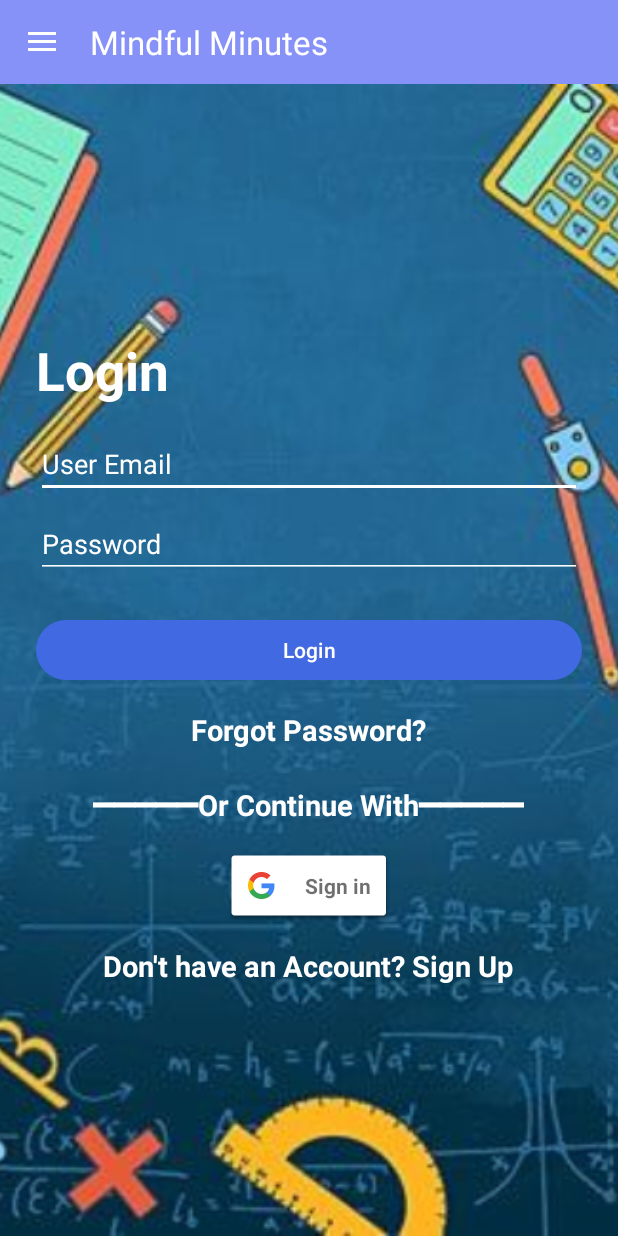
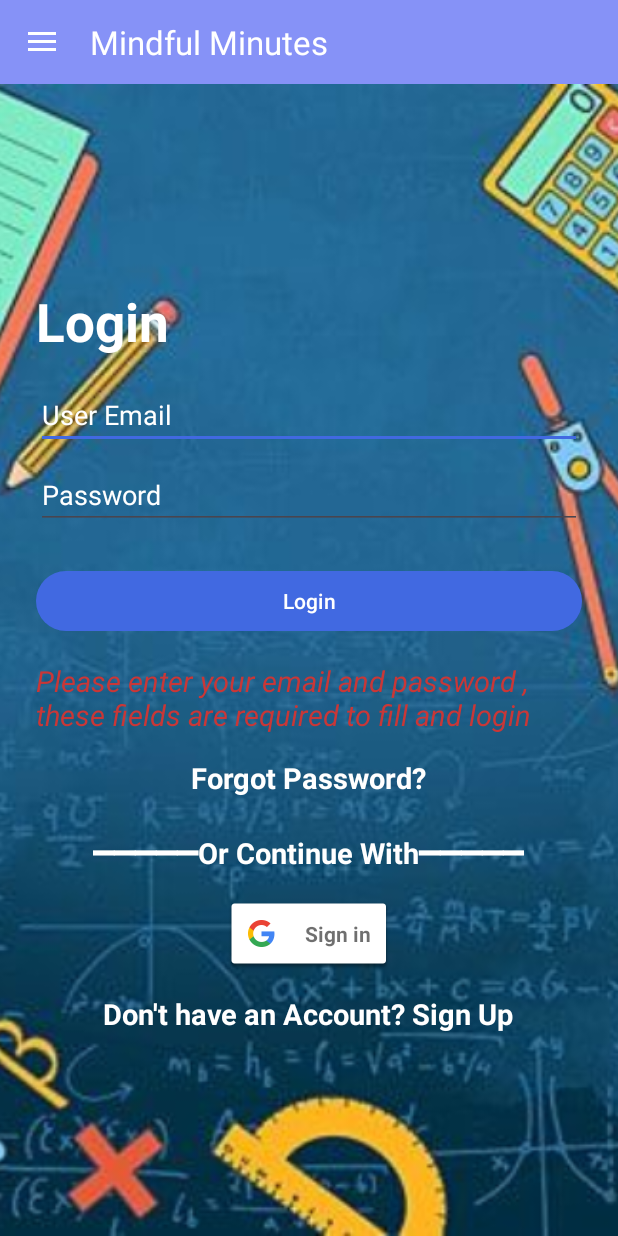
Before and after one commit to ajain8616/Let-Me-Focus, an Android app: the screen it shows after launch (MainActivity), after a tap on "Login", on a phone screen of 412 x 824 dp. Run offline under Robolectric (Android 15) with nearby library versions, the phone set to English and light mode, and no system bars; our stand-ins replace Firebase (no records; nobody signed in at launch, a user with empty details on screens opened directly).

Commit message:
MINDFUL MINUTES

```diff
--- a/app/src/main/java/com/sakhi/mindfulminutes/LoginFragment.kt
+++ b/app/src/main/java/com/sakhi/mindfulminutes/LoginFragment.kt
@@ -22,6 +22,9 @@ class LoginFragment : Fragment() {
 
     private lateinit var auth: FirebaseAuth
     private lateinit var googleSignInClient: GoogleSignInClient
+    private lateinit var usernameEditText: EditText
+    private lateinit var passwordEditText: EditText
+    private lateinit var ErrorTextView: TextView
 
     override fun onCreateView(
         inflater: LayoutInflater, container: ViewGroup?,
@@ -29,9 +32,10 @@ class LoginFragment : Fragment() {
     ): View? {
         // Inflate the layout for this fragment
         val view = inflater.inflate(R.layout.fragment_login, container, false)
-        val usernameEditText = view.findViewById<EditText>(R.id.username_edittext)
-        val passwordEditText = view.findViewById<EditText>(R.id.password_edittext)
+        usernameEditText = view.findViewById(R.id.useremail_edittext)
+        passwordEditText = view.findViewById(R.id.password_edittext)
         val loginButton = view.findViewById<Button>(R.id.login_button)
+        ErrorTextView = view.findViewById(R.id.error_textview)
         val forgetPasswordTextView = view.findViewById<TextView>(R.id.forget_password_textview)
         val signUpButton = view.findViewById<TextView>(R.id.signup_button)
         val googleButton = view.findViewById<com.google.android.gms.common.SignInButton>(R.id.google_button)
@@ -47,25 +51,7 @@ class LoginFragment : Fragment() {
 
         // Set click listeners
         loginButton.setOnClickListener {
-            val username = usernameEditText.text.toString()
-            val password = passwordEditText.text.toString()
-
-            if (username.isEmpty() || password.isEmpty()) {
-                Toast.makeText(requireContext(), "Username or Password cannot be blank", Toast.LENGTH_SHORT).show()
-                return@setOnClickListener
-            }
-
-            // Perform login process
-            auth.signInWithEmailAndPassword(username, password)
-                .addOnCompleteListener(requireActivity()) { task ->
-                    if (task.isSuccessful) {
-                        // Login successful, navigate to HomeFragment
-                        navigateToHomeFragment()
-                    } else {
-                        // Login failed, display error message
-                        Toast.makeText(requireContext(), "Authentication failed: ${task.exception?.message}", Toast.LENGTH_SHORT).show()
-                    }
-                }
+            checkLoginCondition()
         }
 
         forgetPasswordTextView.setOnClickListener {
@@ -73,7 +59,8 @@ class LoginFragment : Fragment() {
             if (email.isNotEmpty()) {
                 sendPasswordResetEmail(email)
             } else {
-                Toast.makeText(requireContext(), "Please enter your email", Toast.LENGTH_SHORT).show()
+                ErrorTextView.visibility = View.VISIBLE
+                ErrorTextView.text = "Please enter your email address to reset your password"
             }
         }
 
@@ -86,6 +73,40 @@ class LoginFragment : Fragment() {
         }
 
         return view
+    }
+
+    private fun checkLoginCondition() {
+        val currentUser = auth.currentUser
+        if (currentUser != null && !currentUser.isEmailVerified) {
+            ErrorTextView.visibility = View.VISIBLE
+            ErrorTextView.text = "Please verify your email address before logging in for security purposes."
+
+        } else {
+            loginUser()
+        }
+    }
+
+    private fun loginUser() {
+        val username = usernameEditText.text.toString()
+        val password = passwordEditText.text.toString()
+
+        if (username.isEmpty() || password.isEmpty()) {
+            ErrorTextView.visibility = View.VISIBLE
+            ErrorTextView.text = "Please enter your email and password , these fields are required to fill and login"
+            return
+        }
+
+        // Perform login process
+        auth.signInWithEmailAndPassword(username, password)
+            .addOnCompleteListener(requireActivity()) { task ->
+                if (task.isSuccessful) {
+                    // Login successful, navigate to HomeFragment
+                    navigateToHomeFragment()
+                } else {
+                    // Login failed, display error message
+                    Toast.makeText(requireContext(), "Authentication failed: ${task.exception?.message}", Toast.LENGTH_SHORT).show()
+                }
+            }
     }
 
     private fun sendPasswordResetEmail(email: String) {
--- a/app/src/main/java/com/sakhi/mindfulminutes/MainActivity.kt
+++ b/app/src/main/java/com/sakhi/mindfulminutes/MainActivity.kt
@@ -1,6 +1,7 @@
 package com.sakhi.mindfulminutes
 
 import android.os.Bundle
+import android.widget.TextView
 import android.widget.Toast
 import androidx.appcompat.app.ActionBarDrawerToggle
 import androidx.appcompat.app.AppCompatActivity
@@ -9,12 +10,14 @@ import androidx.drawerlayout.widget.DrawerLayout
 import androidx.fragment.app.Fragment
 import com.google.android.material.navigation.NavigationView
 import com.google.firebase.auth.FirebaseAuth
+import com.google.firebase.auth.FirebaseUser
 
 class MainActivity : AppCompatActivity() {
 
     private lateinit var drawerLayout: DrawerLayout
     private lateinit var navigationView: NavigationView
     private lateinit var currentFragment: Fragment
+    private lateinit var userEmailTextView: TextView
 
     // Firebase Authentication instance
     private lateinit var auth: FirebaseAuth
@@ -25,6 +28,9 @@ class MainActivity : AppCompatActivity() {
 
         drawerLayout = findViewById(R.id.drawer_layout)
         navigationView = findViewById(R.id.nav_view)
+
+        val headerView = navigationView.getHeaderView(0)
+        userEmailTextView = headerView.findViewById(R.id.userEmailTextView)
 
         val toolbar = findViewById<androidx.appcompat.widget.Toolbar>(R.id.toolbar)
         setSupportActionBar(toolbar)
@@ -56,21 +62,18 @@ class MainActivity : AppCompatActivity() {
                     }
                     true
                 }
-
                 R.id.nav_analysis -> {
                     if (auth.currentUser != null) {
                         replaceFragment(PieChartFragment())
                     }
                     true
                 }
-
                 R.id.nav_filtered -> {
                     if (auth.currentUser != null) {
                         replaceFragment(FilteredActivitiesFragment())
                     }
                     true
                 }
-
                 R.id.nav_login -> {
                     if (auth.currentUser == null) {
                         replaceFragment(LoginFragment())
@@ -105,6 +108,11 @@ class MainActivity : AppCompatActivity() {
         }
         showToastBasedOnLoginStatus(isLoggedIn)
 
+        // Display user's name and email if logged in
+        if (isLoggedIn) {
+            val currentUser = auth.currentUser
+            currentUser?.let { updateUserProfileUI(it) }
+        }
     }
 
     private fun showToastBasedOnLoginStatus(isLoggedIn: Boolean) {
@@ -136,6 +144,9 @@ class MainActivity : AppCompatActivity() {
         navigationView.setCheckedItem(R.id.nav_login)
     }
 
+    private fun updateUserProfileUI(user: FirebaseUser) {
+        userEmailTextView.text = user.email
+    }
 
     override fun onBackPressed() {
         if (drawerLayout.isDrawerOpen(GravityCompat.START)) {
--- a/app/src/main/res/layout/activity_main.xml
+++ b/app/src/main/res/layout/activity_main.xml
@@ -33,9 +33,9 @@
     </LinearLayout>
 
     <com.google.android.material.navigation.NavigationView
+        android:id="@+id/nav_view"
         android:layout_width="wrap_content"
         android:layout_height="match_parent"
-        android:id="@+id/nav_view"
         android:layout_gravity="start"
         android:background="@color/white"
         app:headerLayout="@layout/nav_header"
--- a/app/src/main/res/layout/fragment_login.xml
+++ b/app/src/main/res/layout/fragment_login.xml
@@ -34,13 +34,14 @@
 
         <!-- Username Input -->
         <EditText
-            android:id="@+id/username_edittext"
+            android:id="@+id/useremail_edittext"
             android:layout_width="match_parent"
             android:layout_height="wrap_content"
+            android:textColor="@color/white"
             android:layout_marginTop="16dp"
             android:hint="User Email"
-            android:textColorHint="@color/white"
-            android:backgroundTint="@color/white" />
+
+            android:textColorHint="@color/white" />
 
         <!-- Password Input -->
         <EditText
@@ -50,7 +51,7 @@
             android:layout_marginTop="8dp"
             android:hint="Password"
             android:textColorHint="@color/white"
-            android:backgroundTint="@color/white"
+            android:textColor="@color/white"
             android:inputType="textPassword" />
 
         <!-- Login Button -->
@@ -61,6 +62,19 @@
             android:text="Login"
             android:textColor="@color/white"
             android:layout_marginTop="24dp" />
+
+
+        <TextView
+            android:id="@+id/error_textview"
+            android:layout_width="wrap_content"
+            android:layout_height="wrap_content"
+            android:text=""
+            android:visibility="gone"
+            android:textStyle="italic"
+            android:textColor="@color/red"
+            android:textSize="19sp"
+            android:layout_marginTop="16dp"
+            android:layout_gravity="center_horizontal" />
 
         <!-- Forgot Password -->
         <TextView
--- a/app/src/main/res/values/colors.xml
+++ b/app/src/main/res/values/colors.xml
@@ -20,6 +20,6 @@
     <color name="yellow">#FBD301</color>
     <color name="colorBoundaryBlue">#1E88E5</color>
     <color name="blue_light">#2196F3</color>
-    <color name="colorAccent">#009688</color>
+    <color name="colorAccent">#00FF6A</color>
     <color name="dividerColor">#FF000000</color>
 </resources>
```
Also changed, not shown: app/src/main/java/com/sakhi/mindfulminutes/ActiveActivitiesFragment.kt (+48 -25 lines), app/src/main/java/com/sakhi/mindfulminutes/SignUpFragment.kt (+10 -4 lines), app/src/main/res/drawable/ic_send.xml (+36 -11 lines), app/src/main/res/layout/fragment_active_activities.xml (+5 -3 lines), app/src/main/res/layout/fragment_sign_up.xml (+15 -0 lines), app/src/main/res/layout/nav_header.xml (+13 -2 lines).
